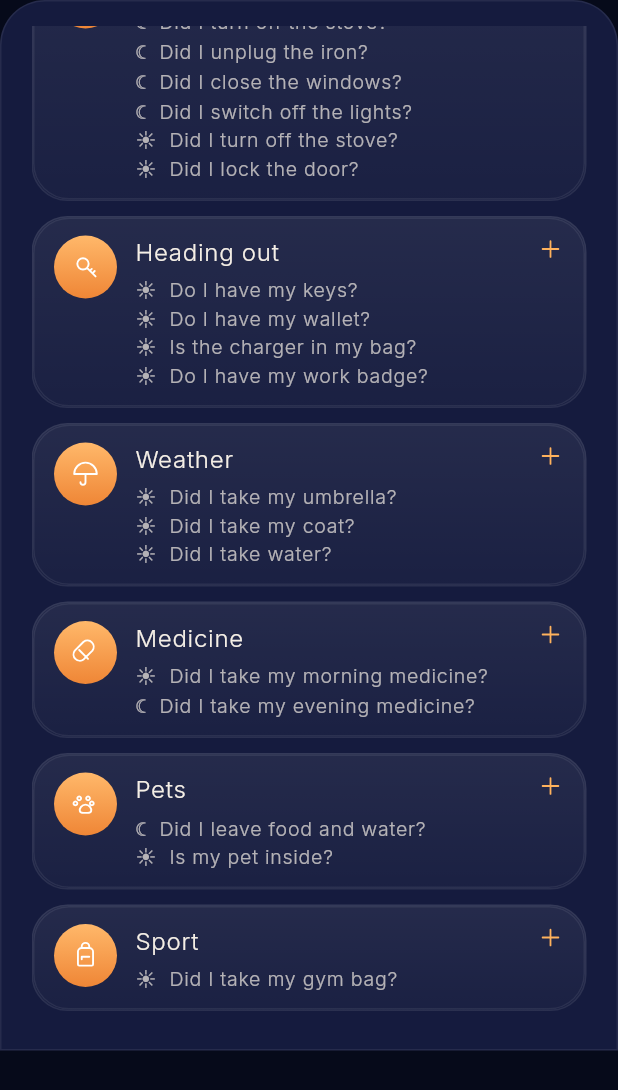
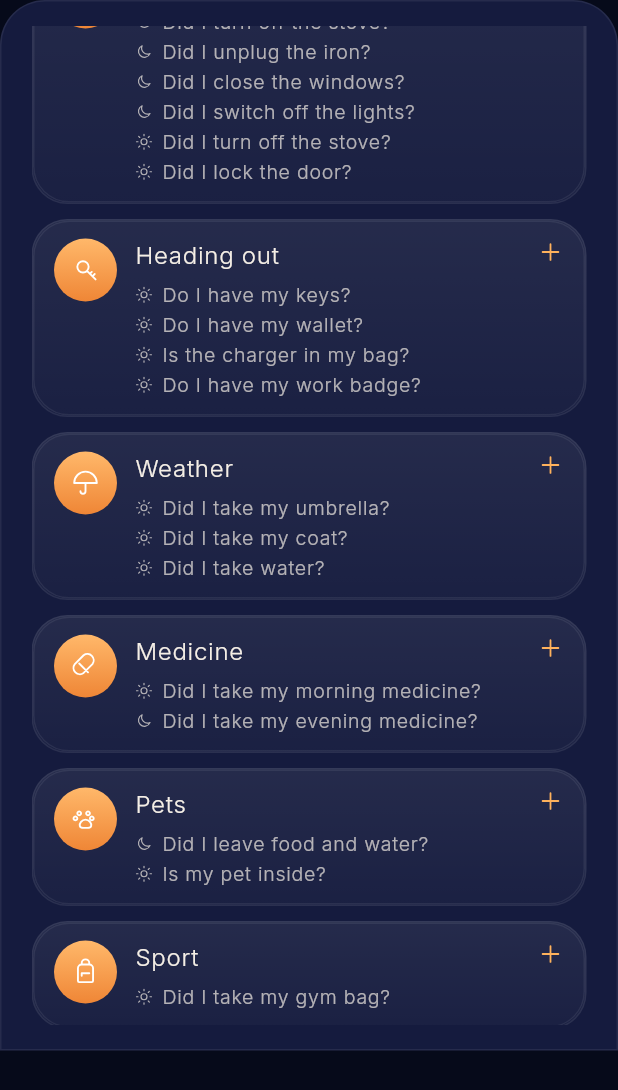
Before and after one commit to ishakdas/threshold, a Flutter app: the _TemplatesSheet widget shown alone on an empty page, opened directly, scrolled down 139 dp, on a phone screen of 412 x 824 dp. Shown: the top 1090 px of the screen. Run offline on Flutter 3.47's test engine with Material 3 defaults, Android fonts, the phone set to English and light mode, and no system bars; our stand-ins replace flutter_riverpod, flutter_svg, go_router, image_picker, in_app_purchase, shared_preferences; missing offline and left inert: in_app_purchase_android; accounts and stored records are empty.

Commit message:
Şablonlarda akşam/sabah işareti ikonla
Co-Authored-By: Claude Opus 5.5 <noreply@anthropic.com>
Claude-Session: https://claude.ai/code/session_01HuJWcJmP6KzCekACY81Kzn

```diff
--- a/lib/features/checklist/templates_sheet.dart
+++ b/lib/features/checklist/templates_sheet.dart
@@ -95,13 +95,27 @@ class _TemplatesSheet extends ConsumerWidget {
                             const SizedBox(height: 4),
                             for (final item in template.items)
                               Padding(
-                                padding: const EdgeInsets.only(top: 2),
-                                child: Text(
-                                  '${item.mode == DayMode.evening ? '☾' : '☀'}  ${item.title(l10n)}',
-                                  style: t.labelMedium?.copyWith(
-                                    fontWeight: FontWeight.w300,
-                                    color: p.textMuted,
-                                  ),
+                                padding: const EdgeInsets.only(top: 3),
+                                child: Row(
+                                  children: [
+                                    EsikIconView(
+                                      item.mode == DayMode.evening
+                                          ? EsikIcon.moon
+                                          : EsikIcon.sun,
+                                      size: 12,
+                                      color: p.textMuted,
+                                    ),
+                                    const SizedBox(width: 6),
+                                    Expanded(
+                                      child: Text(
+                                        item.title(l10n),
+                                        style: t.labelMedium?.copyWith(
+                                          fontWeight: FontWeight.w300,
+                                          color: p.textMuted,
+                                        ),
+                                      ),
+                                    ),
+                                  ],
                                 ),
                               ),
                           ],
```
